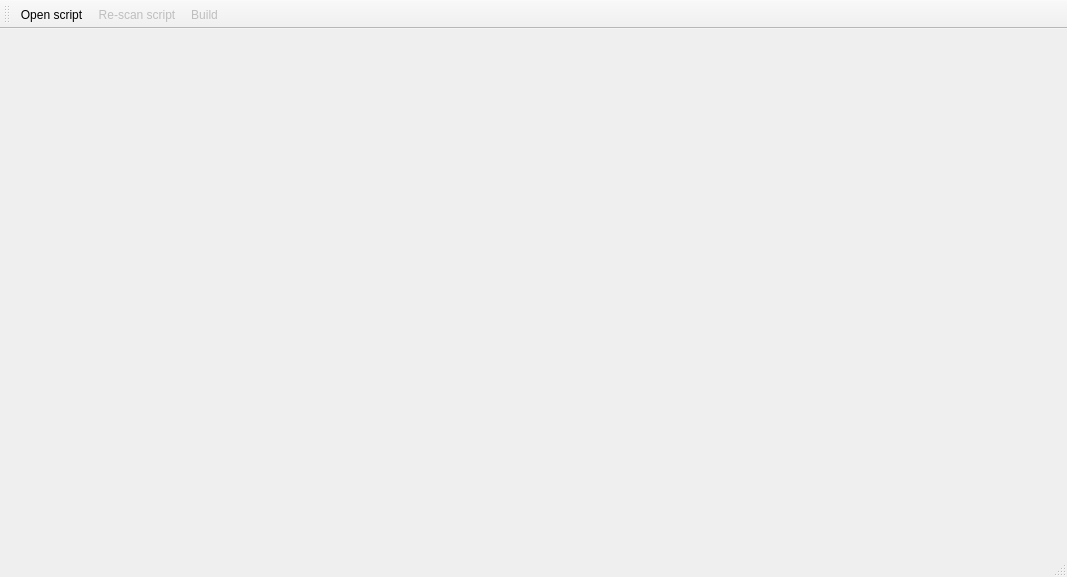
RxLaboratory/DuBuilder, file src/mainwindow.ui: the form before one commit.
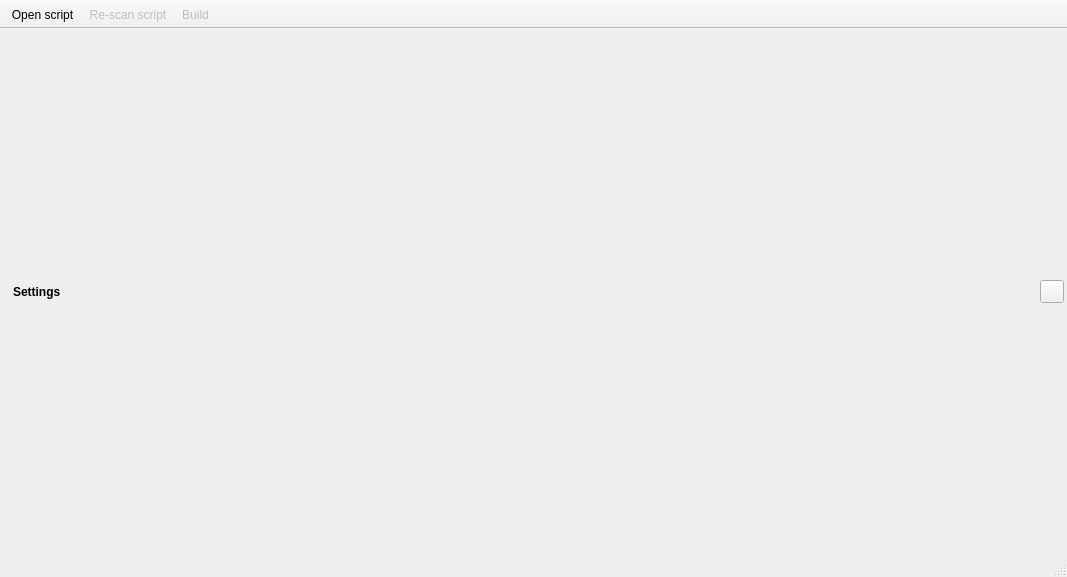
The form after the commit. The open tabs and pages were chosen to show the change. Icons and pictures are not drawn.

The edit to the form file:
```diff
--- a/src/mainwindow.ui
+++ b/src/mainwindow.ui
@@ -117,6 +117,64 @@
         <property name="bottomMargin">
          <number>0</number>
         </property>
+        <item>
+         <widget class="QWidget" name="titleWidget" native="true">
+          <layout class="QHBoxLayout" name="horizontalLayout">
+           <property name="spacing">
+            <number>0</number>
+           </property>
+           <property name="leftMargin">
+            <number>13</number>
+           </property>
+           <property name="topMargin">
+            <number>3</number>
+           </property>
+           <property name="rightMargin">
+            <number>3</number>
+           </property>
+           <property name="bottomMargin">
+            <number>3</number>
+           </property>
+           <item>
+            <widget class="QLabel" name="label">
+             <property name="font">
+              <font>
+               <weight>75</weight>
+               <bold>true</bold>
+              </font>
+             </property>
+             <property name="text">
+              <string>Settings</string>
+             </property>
+            </widget>
+           </item>
+           <item>
+            <spacer name="horizontalSpacer">
+             <property name="orientation">
+              <enum>Qt::Horizontal</enum>
+             </property>
+             <property name="sizeHint" stdset="0">
+              <size>
+               <width>40</width>
+               <height>20</height>
+              </size>
+             </property>
+            </spacer>
+           </item>
+           <item>
+            <widget class="QToolButton" name="duqf_closeSettingsButton">
+             <property name="text">
+              <string/>
+             </property>
+             <property name="icon">
+              <iconset resource="resources.qrc">
+               <normaloff>:/icons/close</normaloff>:/icons/close</iconset>
+             </property>
+            </widget>
+           </item>
+          </layout>
+         </widget>
+        </item>
        </layout>
       </widget>
       <widget class="QWidget" name="progressPage">
@@ -161,6 +219,9 @@
    </layout>
   </widget>
   <widget class="QToolBar" name="mainToolBar">
+   <property name="movable">
+    <bool>false</bool>
+   </property>
    <attribute name="toolBarArea">
     <enum>TopToolBarArea</enum>
    </attribute>
```
Left out of the diff: 74 changed lines with no effect on the pictures.
